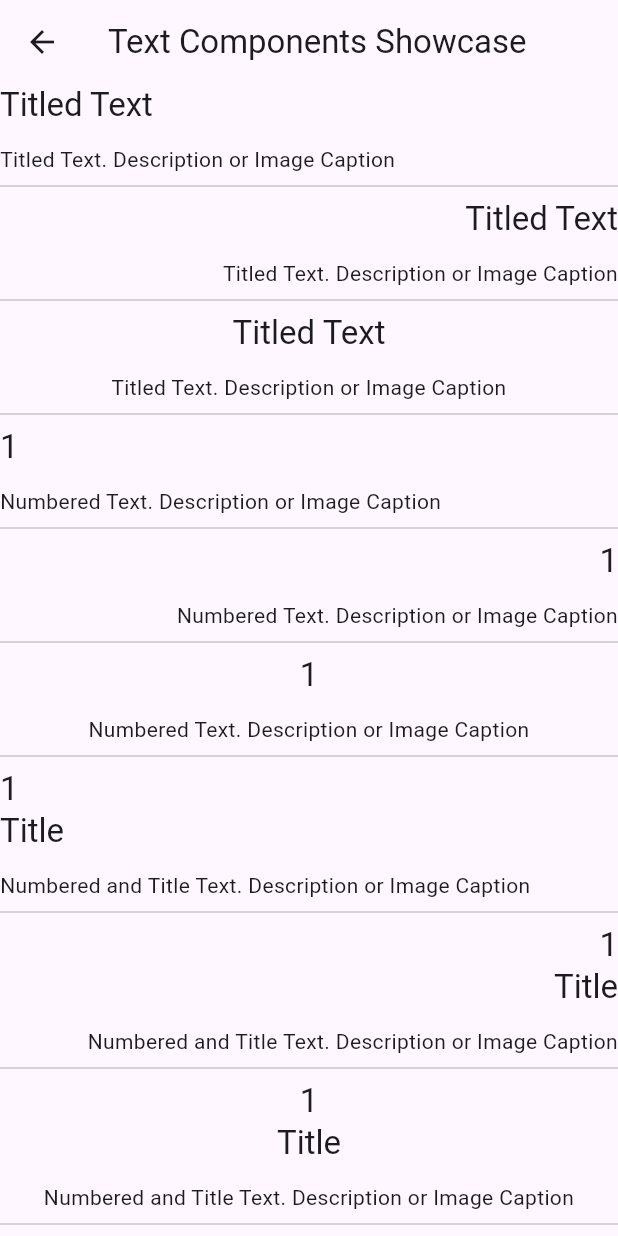
After one commit to kristoff1/kristoff1-design-story-boilerplate, a Flutter app: the screen it shows after launch, after a tap on "Text Components Showcase", on a phone screen of 412 x 824 dp. The commit adds this screen. Run offline on Flutter 3.47's test engine with Material 2 defaults, Android fonts, the phone set to English and light mode, and no system bars.

Commit message:
added all text widget variations

```diff
--- a/design/example/lib/catalog.dart
+++ b/design/example/lib/catalog.dart
@@ -1,6 +1,7 @@
 import 'package:example/pages/component_images_showcase.dart';
 import 'package:example/pages/components_image_interactive_showcase.dart';
-import 'package:example/pages/letter_sized_component.dart';
+import 'package:example/pages/letter_sized_component_showcase.dart';
+import 'package:example/pages/text_components_showcase.dart';
 import 'package:flutter/material.dart';
 
 class Catalog extends StatelessWidget {
@@ -46,13 +47,25 @@ class Catalog extends StatelessWidget {
                 context,
                 MaterialPageRoute(
                   builder: (BuildContext context) {
-                    return const LetterSizedComponents();
+                    return const LetterSizedComponentsShowcase();
                   },
                 ),
               );
             },
-            child: const Text('Size Interactive Images Showcase'),
+            child: const Text('Letter Interactive Images Showcase'),
           ),
+          ElevatedButton(
+              onPressed: () {
+                Navigator.push(
+                  context,
+                  MaterialPageRoute(
+                    builder: (BuildContext context) {
+                      return const TextComponentsShowcase();
+                    },
+                  ),
+                );
+              },
+              child: const Text('Text Components Showcase'))
         ],
       ),
     );
--- /dev/null
+++ b/design/example/lib/pages/image_and_widgets.dart
@@ -0,0 +1,73 @@
+import 'package:flutter/material.dart';
+import 'package:design/design.dart';
+
+class ImageAndWidgetText extends StatelessWidget {
+  const ImageAndWidgetText({super.key});
+
+  @override
+  Widget build(BuildContext context) {
+    return Scaffold(
+      body: ListView(
+        children: const [
+          LeftImageRightWidget(
+            pairedWidget: TitledText(
+                text: 'Titled Text',
+                title: 'Titled Text. Description or Image Caption'),
+            imagePath: 'assets/images/placeholder.png',
+            imageType: ImageTypes.asset,
+          ),
+          Divider(),
+          RightImageLeftWidget(
+            pairedWidget: TitledText(
+                text: 'Titled Text',
+                title: 'Titled Text. Description or Image Caption'),
+            imagePath: 'assets/images/placeholder.png',
+            imageType: ImageTypes.asset,
+          ),
+          Divider(),
+          LeftImageRightWidget(
+            pairedWidget: NumberedText(
+              number: '1',
+              text: 'Numbered Text. Description or Image Caption',
+              textDirection: NumberedTextDirection.left,
+            ),
+            imagePath: 'assets/images/placeholder.png',
+            imageType: ImageTypes.asset,
+          ),
+          Divider(),
+          RightImageLeftWidget(
+            pairedWidget: NumberedText(
+              number: '1',
+              text: 'Numbered Text. Description or Image Caption',
+              textDirection: NumberedTextDirection.right,
+            ),
+            imagePath: 'assets/images/placeholder.png',
+            imageType: ImageTypes.asset,
+          ),
+          Divider(),
+          LeftImageRightWidget(
+            imagePath: 'assets/images/placeholder.png',
+            imageType: ImageTypes.asset,
+            pairedWidget: NumberedAndTitleText(
+              number: '1',
+              text: 'Numbered and Title Text. Description or Image Caption',
+              title: '1',
+              textDirection: NumberedAndTextDirection.left,
+            ),
+          ),
+          Divider(),
+          RightImageLeftWidget(
+            imagePath: 'assets/images/placeholder.png',
+            imageType: ImageTypes.asset,
+            pairedWidget: NumberedAndTitleText(
+              number: '1',
+              text: 'Numbered and Title Text. Description or Image Caption',
+              title: '1',
+              textDirection: NumberedAndTextDirection.right,
+            ),
+          ),
+        ],
+      ),
+    );
+  }
+}
--- a/design/example/lib/pages/letter_sized_component.dart
+++ b/design/example/lib/pages/letter_sized_component_showcase.dart
@@ -1,8 +1,8 @@
 import 'package:design/design.dart';
 import 'package:flutter/material.dart';
 
-class LetterSizedComponents extends StatelessWidget {
-  const LetterSizedComponents({super.key});
+class LetterSizedComponentsShowcase extends StatelessWidget {
+  const LetterSizedComponentsShowcase({super.key});
 
   @override
   Widget build(BuildContext context) {
--- /dev/null
+++ b/design/example/lib/pages/text_components_showcase.dart
@@ -0,0 +1,102 @@
+import 'package:flutter/material.dart';
+import 'package:design/design.dart';
+
+class TextComponentsShowcase extends StatelessWidget {
+  const TextComponentsShowcase({super.key});
+
+  @override
+  Widget build(BuildContext context) {
+    return Scaffold(
+      appBar: AppBar(
+        title: const Text('Text Components Showcase'),
+      ),
+      body: ListView(
+        children: const [
+          TitledText(
+            title: 'Titled Text',
+            text: 'Titled Text. Description or Image Caption',
+          ),
+          Divider(),
+          TitledText(
+            title: 'Titled Text',
+            text: 'Titled Text. Description or Image Caption',
+            textDirection: TitledTextDirection.right,
+          ),
+          Divider(),
+          TitledText(
+            title: 'Titled Text',
+            text: 'Titled Text. Description or Image Caption',
+            textDirection: TitledTextDirection.center,
+          ),
+          Divider(),
+          NumberedText(
+            number: '1',
+            text: 'Numbered Text. Description or Image Caption',
+            textDirection: NumberedTextDirection.left,
+          ),
+          Divider(),
+          NumberedText(
+            number: '1',
+            text: 'Numbered Text. Description or Image Caption',
+            textDirection: NumberedTextDirection.right,
+          ),
+          Divider(),
+          NumberedText(
+            number: '1',
+            text: 'Numbered Text. Description or Image Caption',
+            textDirection: NumberedTextDirection.center,
+          ),
+          Divider(),
+          NumberedAndTitleText(
+            number: '1',
+            text: 'Numbered and Title Text. Description or Image Caption',
+            title: 'Title',
+            textDirection: NumberedAndTextDirection.left,
+          ),
+          Divider(),
+          NumberedAndTitleText(
+            number: '1',
+            text: 'Numbered and Title Text. Description or Image Caption',
+            title: 'Title',
+            textDirection: NumberedAndTextDirection.right,
+          ),
+          Divider(),
+          NumberedAndTitleText(
+            number: '1',
+            text: 'Numbered and Title Text. Description or Image Caption',
+            title: 'Title',
+            textDirection: NumberedAndTextDirection.center,
+          ),
+          Divider(),
+          SideNumberedTitledText(
+            number: '1',
+            text: 'Numbered and Title Text. Description or Image Caption',
+            title: 'Title',
+            textDirection: SideNumberedTitledTextDirection.left,
+          ),
+          Divider(),
+          SideNumberedTitledText(
+            number: '1',
+            text: 'Numbered and Title Text. Description or Image Caption',
+            title: 'Title',
+            textDirection: SideNumberedTitledTextDirection.right,
+          ),
+          Divider(),
+          SideNumberedTitledText(
+            number: '1',
+            text: 'Numbered and Title Text. Description or Image Caption',
+            title: 'Title',
+            textDirection: SideNumberedTitledTextDirection.center,
+          ),
+          Divider(),
+          SideNumberedTitledText(
+            number: '1',
+            text: 'Numbered and Title Text. Description or Image Caption',
+            title: 'Title',
+            textDirection: SideNumberedTitledTextDirection.stretch,
+          ),
+        ],
+      ),
+    );
+  }
+}
--- a/design/lib/design.dart
+++ b/design/lib/design.dart
@@ -1,7 +1,17 @@
 library design;
 
+//Images
 export 'src/atoms/images/base_images.dart';
 export 'src/atoms/images/image_types.dart';
+export 'src/atoms/images/dominant_image.dart';
+
+//Texts Widgets
+export 'src/components/text_widgets/titled_texts.dart';
+export 'src/components/text_widgets/numbered_text.dart';
+export 'src/components/text_widgets/numbered_and_titled_text.dart';
+export 'src/components/text_widgets/side_numbered_titled_text.dart';
+
+//Texted Images
 export 'src/components/texted_images/left_image_right_text.dart';
 export 'src/components/texted_images/right_image_left_text.dart';
 export 'src/components/texted_images/bottom_caption_image.dart';
@@ -12,7 +22,11 @@ export 'src/components/multi_images/tri_images_top_to_bottom.dart';
 export 'src/components/multi_images/tri_images_bottom_to_top.dart';
 export 'src/components/multi_images/quad_images.dart';
 export 'src/components/multi_images/star_images.dart';
-export 'src/atoms/images/dominant_image.dart';
+
+//Widget And Images
+export 'src/components/paired_images/left_image_right_widget.dart';
+export 'src/components/paired_images/right_image_left_widget.dart';
+
 
 /// A Calculator.
 class Calculator {
--- /dev/null
+++ b/design/lib/src/components/paired_images/left_image_right_widget.dart
@@ -0,0 +1,40 @@
+import 'package:flutter/material.dart';
+
+import '../../atoms/images/base_images.dart';
+import '../../atoms/images/image_types.dart';
+
+class LeftImageRightWidget extends StatelessWidget {
+  final Widget pairedWidget;
+  final String imagePath;
+  final ImageTypes imageType;
+
+  const LeftImageRightWidget({
+    super.key,
+    required this.pairedWidget,
+    required this.imagePath,
+    required this.imageType,
+  });
+
+  @override
+  Widget build(BuildContext context) {
+    return Padding(
+      padding: const EdgeInsets.all(8),
+      child: Row(
+        children: [
+          Expanded(
+            child: BaseImage(
+              imagePath: imagePath,
+              imageType: imageType,
+            ),
+          ),
+          const SizedBox(
+            width: 12,
+          ),
+          Expanded(
+            child: pairedWidget,
+          ),
+        ],
+      ),
+    );
+  }
+}
--- /dev/null
+++ b/design/lib/src/components/paired_images/right_image_left_widget.dart
@@ -0,0 +1,40 @@
+import 'package:flutter/material.dart';
+
+import '../../atoms/images/base_images.dart';
+import '../../atoms/images/image_types.dart';
+
+class RightImageLeftWidget extends StatelessWidget {
+  final Widget pairedWidget;
+  final String imagePath;
+  final ImageTypes imageType;
+
+  const RightImageLeftWidget({
+    super.key,
+    required this.pairedWidget,
+    required this.imagePath,
+    required this.imageType,
+  });
+
+  @override
+  Widget build(BuildContext context) {
+    return Padding(
+      padding: const EdgeInsets.all(8),
+      child: Row(
+        children: [
+          Expanded(
+            child: pairedWidget,
+          ),
+          const SizedBox(
+            width: 12,
+          ),
+          Expanded(
+            child: BaseImage(
+              imagePath: imagePath,
+              imageType: imageType,
+            ),
+          ),
+        ],
+      ),
+    );
+  }
+}
--- /dev/null
+++ b/design/lib/src/components/text_widgets/numbered_and_titled_text.dart
@@ -0,0 +1,76 @@
+import 'package:flutter/material.dart';
+
+enum NumberedAndTextDirection {
+  left,
+  right,
+  center,
+}
+
+class NumberedAndTitleText extends StatelessWidget {
+  final String number;
+  final String text;
+  final String title;
+  final NumberedAndTextDirection textDirection;
+  final BoxDecoration? decoration;
+
+  const NumberedAndTitleText({
+    super.key,
+    required this.number,
+    required this.text,
+    required this.title,
+    this.textDirection = NumberedAndTextDirection.left,
+    this.decoration,
+  });
+
+  @override
+  Widget build(BuildContext context) {
+    return Container(
+      decoration: decoration,
+      child: Column(
+        mainAxisAlignment: MainAxisAlignment.center,
+        crossAxisAlignment: _getTextDirection(textDirection),
+        children: [
+          Text(
+            number,
+            textAlign: _getTextAlign(textDirection),
+            style: Theme.of(context).textTheme.titleLarge,
+          ),
+          Text(
+            title,
+            textAlign: _getTextAlign(textDirection),
+            style: Theme.of(context).textTheme.titleLarge,
+          ),
+          const SizedBox(
+            height: 12,
+          ),
+          Text(
+            text,
+            textAlign: _getTextAlign(textDirection),
+          ),
+        ],
+      ),
+    );
+  }
+
+  CrossAxisAlignment _getTextDirection(NumberedAndTextDirection textDirection) {
+    switch (textDirection) {
+      case NumberedAndTextDirection.left:
+        return CrossAxisAlignment.start;
+      case NumberedAndTextDirection.right:
+        return CrossAxisAlignment.end;
+      case NumberedAndTextDirection.center:
+        return CrossAxisAlignment.center;
+    }
+  }
+
+  TextAlign _getTextAlign(NumberedAndTextDirection textDirection) {
+    switch (textDirection) {
+      case NumberedAndTextDirection.left:
+        return TextAlign.left;
+      case NumberedAndTextDirection.right:
+        return TextAlign.right;
+      case NumberedAndTextDirection.center:
+        return TextAlign.center;
+    }
+  }
+}
--- /dev/null
+++ b/design/lib/src/components/text_widgets/numbered_text.dart
@@ -0,0 +1,69 @@
+import 'package:flutter/material.dart';
+
+enum NumberedTextDirection {
+  left,
+  right,
+  center,
+}
+
+class NumberedText extends StatelessWidget {
+  final String text;
+  final String number;
+  final NumberedTextDirection textDirection;
+  final BoxDecoration? decoration;
+
+  const NumberedText({
+    super.key,
+    required this.text,
+    required this.number,
+    this.textDirection = NumberedTextDirection.left,
+    this.decoration,
+  });
+
+  @override
+  Widget build(BuildContext context) {
+    return Container(
+      decoration: decoration,
+      child: Column(
+        mainAxisAlignment: MainAxisAlignment.center,
+        crossAxisAlignment: _getTextDirection(textDirection),
+        children: [
+          Text(
+            number,
+            textAlign: _getTextAlign(textDirection),
+            style: Theme.of(context).textTheme.titleLarge,
+          ),
+          const SizedBox(
+            height: 12,
+          ),
+          Text(
+            text,
+            textAlign: _getTextAlign(textDirection),
+          ),
+        ],
+      ),
+    );
+  }
+
+  CrossAxisAlignment _getTextDirection(NumberedTextDirection textDirection) {
+    switch (textDirection) {
+      case NumberedTextDirection.left:
+        return CrossAxisAlignment.start;
+      case NumberedTextDirection.right:
+        return CrossAxisAlignment.end;
+      case NumberedTextDirection.center:
+        return CrossAxisAlignment.center;
+    }
+  }
+
+  TextAlign _getTextAlign(NumberedTextDirection textDirection) {
+    switch (textDirection) {
+      case NumberedTextDirection.left:
+        return TextAlign.left;
+      case NumberedTextDirection.right:
+        return TextAlign.right;
+      case NumberedTextDirection.center:
+        return TextAlign.center;
+    }
+  }
+}
--- /dev/null
+++ b/design/lib/src/components/text_widgets/side_numbered_titled_text.dart
@@ -0,0 +1,94 @@
+import 'package:flutter/material.dart';
+
+enum SideNumberedTitledTextDirection {
+  left,
+  right,
+  center,
+  stretch,
+}
+
+class SideNumberedTitledText extends StatelessWidget {
+  final String number;
+  final String text;
+  final String title;
+  final SideNumberedTitledTextDirection textDirection;
+  final BoxDecoration? decoration;
+
+  const SideNumberedTitledText({
+    super.key,
+    required this.number,
+    required this.text,
+    required this.title,
+    this.textDirection = SideNumberedTitledTextDirection.left,
+    this.decoration,
+  });
+
+  @override
+  Widget build(BuildContext context) {
+    return Container(
+      decoration: decoration,
+      child: Row(
+        crossAxisAlignment: CrossAxisAlignment.center,
+        mainAxisAlignment: _getTextDirection(textDirection),
+        children: [
+          Text(
+            number,
+            textAlign: _getTextAlign(textDirection),
+            style: Theme.of(context).textTheme.titleLarge,
+          ),
+          const SizedBox(
+            width: 12,
+          ),
+          Expanded(
+            child: Column(
+              mainAxisAlignment: MainAxisAlignment.center,
+              crossAxisAlignment: CrossAxisAlignment.stretch,
+              children: [
+                Text(
+                  title,
+                  textAlign: _getTextAlign(textDirection),
+                  style: Theme.of(context).textTheme.titleLarge,
+                ),
+                const SizedBox(
+                  height: 12,
+                ),
+                Text(
+                  text,
+                  textAlign: _getTextAlign(textDirection),
+                ),
+              ],
+            ),
+          ),
+        ],
+      ),
+    );
+  }
+
+  MainAxisAlignment _getTextDirection(
+    SideNumberedTitledTextDirection textDirection,
+  ) {
+    switch (textDirection) {
+      case SideNumberedTitledTextDirection.left:
+        return MainAxisAlignment.start;
+      case SideNumberedTitledTextDirection.right:
+        return MainAxisAlignment.end;
+      case SideNumberedTitledTextDirection.center:
+        return MainAxisAlignment.center;
+      case SideNumberedTitledTextDirection.stretch:
+        return MainAxisAlignment.spaceBetween;
+    }
+  }
+
+  TextAlign _getTextAlign(SideNumberedTitledTextDirection textDirection) {
+    switch (textDirection) {
+      case SideNumberedTitledTextDirection.left:
+        return TextAlign.left;
+      case SideNumberedTitledTextDirection.right:
+        return TextAlign.right;
+      case SideNumberedTitledTextDirection.center:
+        return TextAlign.center;
+      case SideNumberedTitledTextDirection.stretch:
+        return TextAlign.justify;
+    }
+  }
+}
--- /dev/null
+++ b/design/lib/src/components/text_widgets/titled_texts.dart
@@ -0,0 +1,69 @@
+import 'package:flutter/material.dart';
+
+enum TitledTextDirection {
+  left,
+  right,
+  center,
+}
+
+class TitledText extends StatelessWidget {
+  final String text;
+  final String title;
+  final TitledTextDirection textDirection;
+  final BoxDecoration? decoration;
+
+  const TitledText({
+    super.key,
+    required this.text,
+    required this.title,
+    this.textDirection = TitledTextDirection.left,
+    this.decoration,
+  });
+
+  @override
+  Widget build(BuildContext context) {
+    return Container(
+      decoration: decoration,
+      child: Column(
+        mainAxisAlignment: MainAxisAlignment.center,
+        crossAxisAlignment: _getTextDirection(textDirection),
+        children: [
+          Text(
+            title,
+            textAlign: _getTextAlign(textDirection),
+            style: Theme.of(context).textTheme.titleLarge,
+          ),
+          const SizedBox(
+            height: 12,
+          ),
+          Text(
+            text,
+            textAlign: _getTextAlign(textDirection),
+          ),
+        ],
+      ),
+    );
+  }
+
+  CrossAxisAlignment _getTextDirection(TitledTextDirection textDirection) {
+    switch (textDirection) {
+      case TitledTextDirection.left:
+        return CrossAxisAlignment.start;
+      case TitledTextDirection.right:
+        return CrossAxisAlignment.end;
+      case TitledTextDirection.center:
+        return CrossAxisAlignment.center;
+    }
+  }
+
+  TextAlign _getTextAlign(TitledTextDirection textDirection) {
+    switch (textDirection) {
+      case TitledTextDirection.left:
+        return TextAlign.left;
+      case TitledTextDirection.right:
+        return TextAlign.right;
+      case TitledTextDirection.center:
+        return TextAlign.center;
+    }
+  }
+}
```
Also changed, not shown: design/lib/src/components/interconnected_widgets/centered_entities.dart (added), design/lib/src/components/interconnected_widgets/paired_entities.dart (added), design/lib/src/components/interconnected_widgets/radiant_entities.dart (added).
